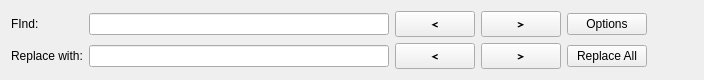
Above: src/prymatex/gui/ui_files/findreplace.ui from prymatex/prymatex before the change. Below: the same form after it.
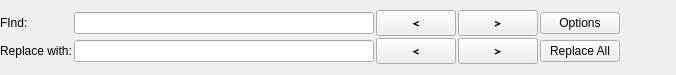
That is the form after the change. Icons and pictures are not drawn.

Patch:
```diff
--- a/src/prymatex/gui/ui_files/findreplace.ui
+++ b/src/prymatex/gui/ui_files/findreplace.ui
@@ -6,14 +6,20 @@
    <rect>
     <x>0</x>
     <y>0</y>
-    <width>648</width>
-    <height>63</height>
+    <width>676</width>
+    <height>75</height>
    </rect>
   </property>
   <property name="windowTitle">
    <string>Form</string>
   </property>
   <layout class="QVBoxLayout" name="verticalLayout">
+   <property name="spacing">
+    <number>2</number>
+   </property>
+   <property name="margin">
+    <number>0</number>
+   </property>
    <item>
     <layout class="QGridLayout" name="gridLayout">
      <item row="1" column="4">
```
Left out of the diff: 2 changed lines with no effect on the pictures.
